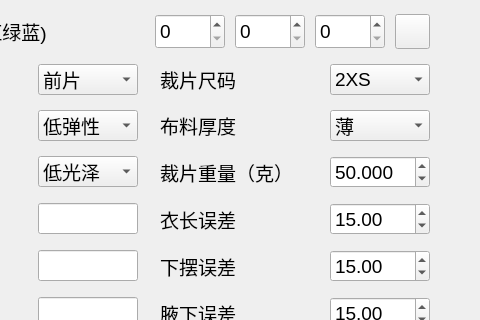
Above: ui/style_display_widget.ui from Mrjiong-ff/syt_hmi before the change; both pictures show x 149 to 629 and y 0 to 320 of the 629 by 443 pixel window. Below: the same form after it.
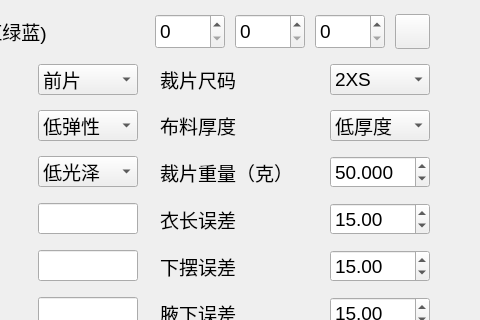
That is the form after the change.

What changed in the file:
```diff
--- a/ui/style_display_widget.ui
+++ b/ui/style_display_widget.ui
@@ -338,7 +338,7 @@
        </property>
        <item>
         <property name="text">
-         <string extracomment="0.35~0.45mm">薄</string>
+         <string extracomment="0.35~0.45mm">低厚度</string>
         </property>
        </item>
        <item>
```
Left out of the diff: 4 changed lines with no effect on the pictures.
